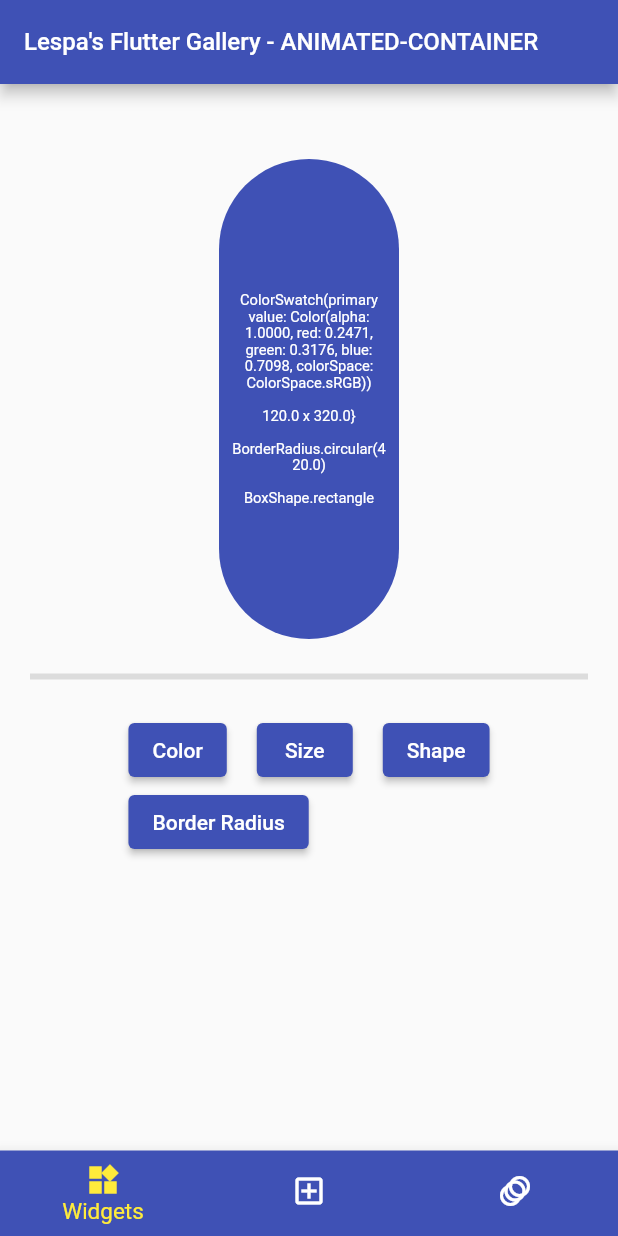
After one commit to MLesky/Lespa-s-Flutter-Gallery, a Flutter app: the AnimatedContainerExample screen opened by its route, after a tap on "Size", after a tap on "Shape", after a tap on "Border Radius", on a phone screen of 412 x 824 dp. The commit adds this screen. Run offline on Flutter 3.47's test engine with Material 2 defaults, Android fonts, the phone set to English and light mode, and no system bars; our stand-ins replace accordion, go_router, syncfusion_flutter_sliders.

Commit message:
animated container

```diff
--- a/lib/main.dart
+++ b/lib/main.dart
@@ -7,6 +7,8 @@ import 'package:my_flutter_gallery/pages/widgets/about_dialog.dart';
 import 'package:my_flutter_gallery/pages/widgets/absorb_pointer.dart';
 import 'package:my_flutter_gallery/pages/widgets/alert_dialog.dart';
 import 'package:my_flutter_gallery/pages/widgets/align_widget.dart';
+import 'package:my_flutter_gallery/pages/widgets/animated_container.dart';
+import 'package:my_flutter_gallery/pages/widgets/animated_crossfade.dart';
 import 'package:my_flutter_gallery/pages/widgets/fade_in_image.dart';
 import 'package:my_flutter_gallery/pages/widgets/hero_widget.dart';
 import 'package:my_flutter_gallery/pages/widgets/layout_builder.dart';
@@ -82,6 +84,9 @@ GoRouter routes = GoRouter(initialLocation: '/widgets', routes: [
           GoRoute(
               path: 'align',
               builder: (context, state) => const AlignWidgetExample()),
+          GoRoute(
+              path: 'animated-container',
+              builder: (context, state) => const AnimatedContainerExample()),
         ],
       ),
       GoRoute(
@@ -91,7 +96,11 @@ GoRouter routes = GoRouter(initialLocation: '/widgets', routes: [
       GoRoute(
           path: '/animations',
           name: 'animation',
-          builder: (context, state) => const AnimationScreen())
+          builder: (context, state) => const AnimationScreen()),
+      GoRoute(
+        path: '/widgets/cross-fade',
+        builder: (context, state) => const AnimatedCrossFadeExample(),
+      )
     ],
     builder: (context, state, child) => ScaffoldWithBottomNavBar(
       child: child,
--- a/lib/pages/widgets.dart
+++ b/lib/pages/widgets.dart
@@ -15,6 +15,7 @@ class _HomeScreenState extends State<HomeScreen> {
     List<AccordionSection> sections = [
       buildAccordionSection(title: "Displays", accordionItems: displayExamples),
       buildAccordionSection(title: "Layouts", accordionItems: layoutExamples),
+      buildAccordionSection(title: 'Animated Widgets', accordionItems: animatedExamples),
       buildAccordionSection(title: "Media", accordionItems: mediaExamples),
       buildAccordionSection(title: 'Events', accordionItems: eventExamples),
     ];
@@ -72,3 +73,8 @@ List<Map<String, String>> displayExamples = [
 List<Map<String, String>> eventExamples = [
   {'title': 'Absorb Pointer', 'path': '/widgets/absorb-pointer'},
 ];
+
+List<Map<String, String>> animatedExamples = [
+  {'title': 'Animated Cross Fade', 'path' : '/widgets/cross-fade'},
+  {'title': 'Animated Container', 'path' : '/widgets/animated-container'},
+];
--- /dev/null
+++ b/lib/pages/widgets/animated_container.dart
@@ -0,0 +1,123 @@
+import 'dart:math';
+
+import 'package:flutter/material.dart';
+
+class AnimatedContainerExample extends StatefulWidget {
+  const AnimatedContainerExample({super.key});
+
+  @override
+  State<AnimatedContainerExample> createState() =>
+      _AnimatedContainerExampleState();
+}
+
+class _AnimatedContainerExampleState extends State<AnimatedContainerExample> {
+  int colorIndex = 4;
+  int borderRadiusIndex = 0;
+  double boxWidth = 300;
+  double boxHeight = 200;
+  List<Color> colors = [
+    Colors.red,
+    Colors.yellow,
+    Colors.green,
+    Colors.blue,
+    Colors.indigo,
+    Colors.purple,
+    Colors.pink,
+    Colors.black,
+    Colors.black12,
+    Colors.tealAccent,
+    Colors.lightGreen,
+    Colors.white10,
+  ];
+  List<BorderRadius?> radius = [
+    null,
+    BorderRadius.zero,
+    BorderRadius.all(Radius.elliptical(
+        Random().nextInt(500) + 0.0, Random().nextInt(500) + 0.0)),
+    BorderRadius.all(Radius.circular(Random().nextInt(500) + 0.0)),
+    BorderRadius.circular(Random().nextInt(500) + 0.0),
+    BorderRadius.horizontal(
+        left: Radius.circular(Random().nextInt(500) + 0.0),
+        right: Radius.elliptical(
+            Random().nextInt(500) + 0.0, Random().nextInt(500) + 0.0))
+  ];
+  BoxShape shapeOfBox = BoxShape.rectangle;
+
+  @override
+  Widget build(BuildContext context) {
+    return Padding(
+      padding: const EdgeInsets.all(20.0),
+      child: Column(
+        children: [
+          const SizedBox(
+            height: 30,
+          ),
+          AnimatedContainer(
+            width: boxWidth,
+            height: boxHeight,
+            decoration: BoxDecoration(
+              color: colors[colorIndex],
+              borderRadius: radius[borderRadiusIndex],
+              shape: shapeOfBox,
+            ),
+            duration: const Duration(milliseconds: 600),
+            child: Padding(
+              padding: const EdgeInsets.all(8.0),
+              child: Center(
+                  child: Text(
+                "${colors[colorIndex]}\n\n$boxWidth x $boxHeight}\n\n${radius[borderRadiusIndex]}\n\n$shapeOfBox",
+                textScaleFactor: 0.7,
+                textAlign: TextAlign.center,
+                style: const TextStyle(color: Colors.white),
+              )),
+            ),
+          ),
+          const Divider(
+            height: 50,
+            thickness: 4,
+          ),
+          Wrap(
+            spacing: 20,
+            children: [
+              ElevatedButton(
+                  onPressed: () {
+                    setState(() {
+                      setState(() {
+                        colorIndex = Random().nextInt(colors.length);
+                      });
+                    });
+                  },
+                  child: const Text("Color")),
+              ElevatedButton(
+                  onPressed: () {
+                    setState(() {
+                      boxWidth = Random().nextInt(300 - 100) + 100.0;
+                      boxHeight = Random().nextInt(400 - 100) + 100.0;
+                    });
+                  },
+                  child: const Text("Size")),
+              ElevatedButton(
+                  onPressed: () {
+                    setState(() {
+                      shapeOfBox = shapeOfBox == BoxShape.rectangle &&
+                              borderRadiusIndex == 0
+                          ? BoxShape.circle
+                          : BoxShape.rectangle;
+                    });
+                  },
+                  child: const Text("Shape")),
+              ElevatedButton(
+                  onPressed: () {
+                    setState(() {
+                      shapeOfBox = BoxShape.rectangle;
+                      borderRadiusIndex = Random().nextInt(radius.length);
+                    });
+                  },
+                  child: const Text("Border Radius")),
+            ],
+          )
+        ],
+      ),
+    );
+  }
+}
```
Also changed, not shown: lib/pages/widgets/animated_crossfade.dart (+59 -0 lines).
